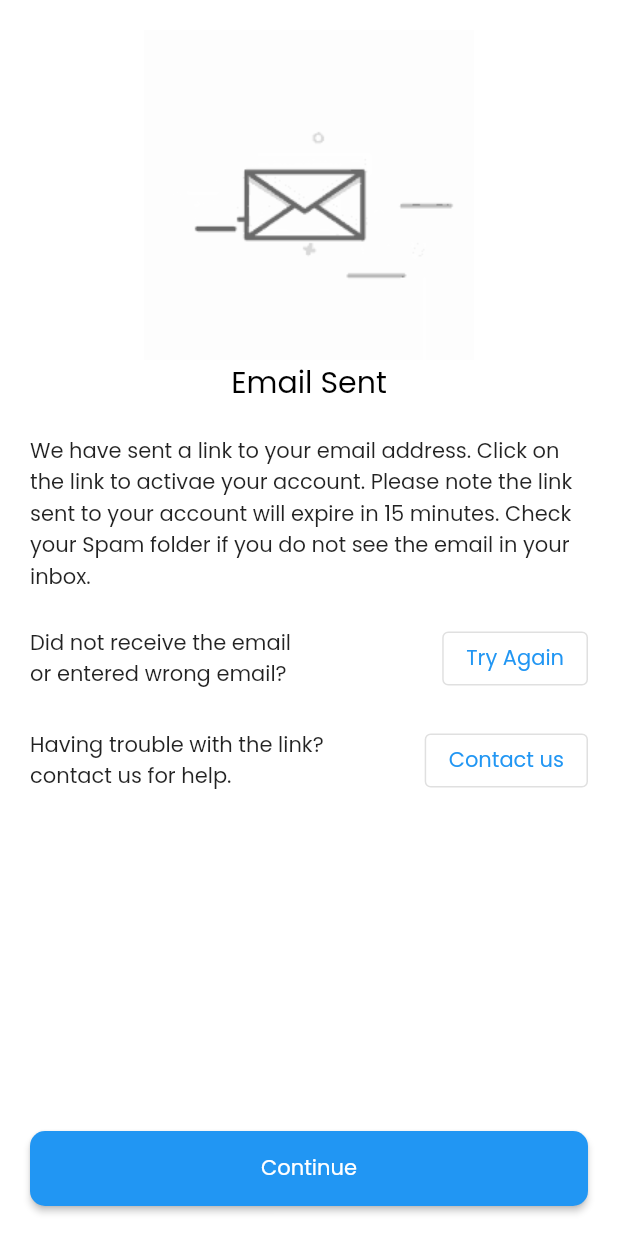
After one commit to PiyushPb/IndiStudent, a Flutter app: the EmailSentPage screen opened directly, on a phone screen of 412 x 824 dp. The commit adds this screen. Run offline on Flutter 3.47's test engine with Material 2 defaults, Android fonts, the light colour scheme and no system bars.

Commit message:
email_sent page added

```diff
--- a/lib/main.dart
+++ b/lib/main.dart
@@ -1,6 +1,8 @@
 import 'package:flutter/material.dart';
 import 'package:indistudent/screen/login.dart';
+import 'package:indistudent/screen/login_pages/email_sent.dart';
 import 'package:indistudent/screen/login_pages/login_with_email.dart';
+import 'package:indistudent/screen/user_create_form/user_form.dart';
 
 void main() {
   runApp(const MyApp());
@@ -15,7 +17,7 @@ class MyApp extends StatelessWidget {
       title: 'Welcome to Flutter',
       theme: ThemeData(
           fontFamily: 'poppins', scaffoldBackgroundColor: Colors.white),
-      home: LoginPage(),
+      home: CreateUserFormPage(),
     );
   }
 }
--- /dev/null
+++ b/lib/screen/login_pages/email_sent.dart
@@ -0,0 +1,81 @@
+import 'package:flutter/material.dart';
+import 'package:flutter/src/widgets/container.dart';
+import 'package:flutter/src/widgets/framework.dart';
+
+class EmailSentPage extends StatefulWidget {
+  const EmailSentPage({super.key});
+
+  @override
+  State<EmailSentPage> createState() => _EmailSentPageState();
+}
+
+class _EmailSentPageState extends State<EmailSentPage> {
+  @override
+  Widget build(BuildContext context) {
+    return Scaffold(
+      body: SafeArea(
+        child: Container(
+          padding: EdgeInsets.all(20),
+          child: Column(
+            crossAxisAlignment: CrossAxisAlignment.center,
+            mainAxisAlignment: MainAxisAlignment.center,
+            children: [
+              Center(
+                child: Image.asset('assets/images/gmailgif.gif'),
+              ),
+              // ignore: prefer_const_constructors
+              Text(
+                'Email Sent',
+                style: const TextStyle(fontSize: 20, color: Colors.black),
+              ),
+              const SizedBox(height: 20),
+              const Text(
+                  'We have sent a link to your email address. Click on the link to activae your account. Please note the link sent to your account will expire in 15 minutes. Check your Spam folder if you do not see the email in your inbox.'),
+              const SizedBox(height: 20),
+              Row(
+                mainAxisAlignment: MainAxisAlignment.center,
+                children: [
+                  const Text(
+                      'Did not receive the email\nor entered wrong email?'),
+                  Expanded(child: Container()),
+                  OutlinedButton(
+                    onPressed: () {},
+                    child: const Text('Try Again'),
+                  ),
+                ],
+              ),
+              const SizedBox(height: 20),
+              Row(
+                mainAxisAlignment: MainAxisAlignment.center,
+                children: [
+                  const Text(
+                      'Having trouble with the link? \ncontact us for help.'),
+                  Expanded(child: Container()),
+                  OutlinedButton(
+                    onPressed: () {},
+                    child: const Text('Contact us'),
+                  ),
+                ],
+              ),
+              Expanded(child: Container()),
+              SizedBox(
+                width: double.infinity,
+                height: 50.0,
+                child: ElevatedButton(
+                  style: ElevatedButton.styleFrom(
+                    // primary: Color.fromARGB(255, 7, 38, 53),
+                    shape: RoundedRectangleBorder(
+                      borderRadius: BorderRadius.circular(10),
+                    ),
+                  ),
+                  onPressed: () {},
+                  child: const Text('Continue'),
+                ),
+              ),
+            ],
+          ),
+        ),
+      ),
+    );
+  }
+}
--- a/lib/screen/login_pages/login_with_email.dart
+++ b/lib/screen/login_pages/login_with_email.dart
@@ -106,7 +106,7 @@ class _LoginWithEmailPageState extends State<LoginWithEmailPage> {
                 height: 50.0,
                 child: ElevatedButton(
                   style: ElevatedButton.styleFrom(
-                    primary: Color.fromARGB(255, 7, 38, 53),
+                    // primary: Color.fromARGB(255, 7, 38, 53),
                     shape: RoundedRectangleBorder(
                       borderRadius: BorderRadius.circular(10),
                     ),
--- /dev/null
+++ b/lib/screen/user_create_form/user_form.dart
@@ -0,0 +1,16 @@
+import 'package:flutter/src/widgets/container.dart';
+import 'package:flutter/src/widgets/framework.dart';
+
+class CreateUserFormPage extends StatefulWidget {
+  const CreateUserFormPage({super.key});
+
+  @override
+  State<CreateUserFormPage> createState() => _CreateUserFormPageState();
+}
+
+class _CreateUserFormPageState extends State<CreateUserFormPage> {
+  @override
+  Widget build(BuildContext context) {
+    return Container();
+  }
+}
```
Also changed, not shown: assets/images/gmailgif.gif (added).
